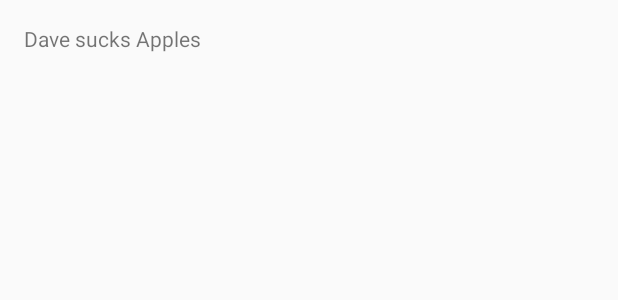
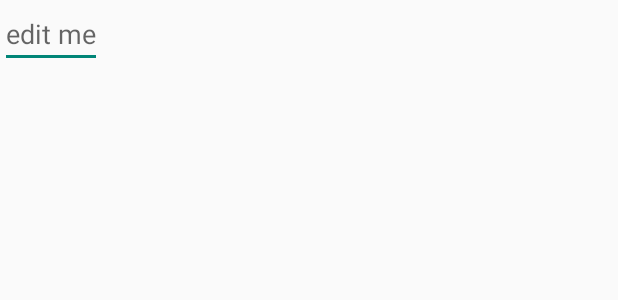
Before and after one commit to StuartGreenhall/FirstAndroidApp, an Android app: the layout activity_my.xml on its own in the app's theme, with its tools: preview values and no code run, on a phone screen of 412 x 824 dp. Shown: the top 300 px of the screen. Run offline under Robolectric (Android 15) with nearby library versions, the phone set to English and light mode, and no system bars.

Commit message:
Stu : adding text field

```diff
--- a/app/src/main/res/layout/activity_my.xml
+++ b/app/src/main/res/layout/activity_my.xml
@@ -1,11 +1,12 @@
-<RelativeLayout xmlns:android="http://schemas.android.com/apk/res/android"
-    xmlns:tools="http://schemas.android.com/tools" android:layout_width="match_parent"
-    android:layout_height="match_parent" android:paddingLeft="@dimen/activity_horizontal_margin"
-    android:paddingRight="@dimen/activity_horizontal_margin"
-    android:paddingTop="@dimen/activity_vertical_margin"
-    android:paddingBottom="@dimen/activity_vertical_margin" tools:context=".myActivity">
+<LinearLayout xmlns:android="http://schemas.android.com/apk/res/android"
+    xmlns:tools="http://schemas.android.com/tools"
+    android:layout_width="match_parent"
+    android:layout_height="match_parent"
+    android:orientation="horizontal">
 
-    <TextView android:text="@string/hello_world" android:layout_width="wrap_content"
-        android:layout_height="wrap_content" />
+    <EditText android:id="@+id/edit_message"
+        android:layout_width="wrap_content"
+        android:layout_height="wrap_content"
+        android:hint="@string/edit_message" />
 
-</RelativeLayout>
+</LinearLayout>
--- a/app/src/main/res/values/strings.xml
+++ b/app/src/main/res/values/strings.xml
@@ -3,4 +3,5 @@
 
     <string name="hello_world">Dave sucks Apples</string>
     <string name="action_settings">Settings</string>
+    <string name="edit_message">edit me</string>
 </resources>
```
